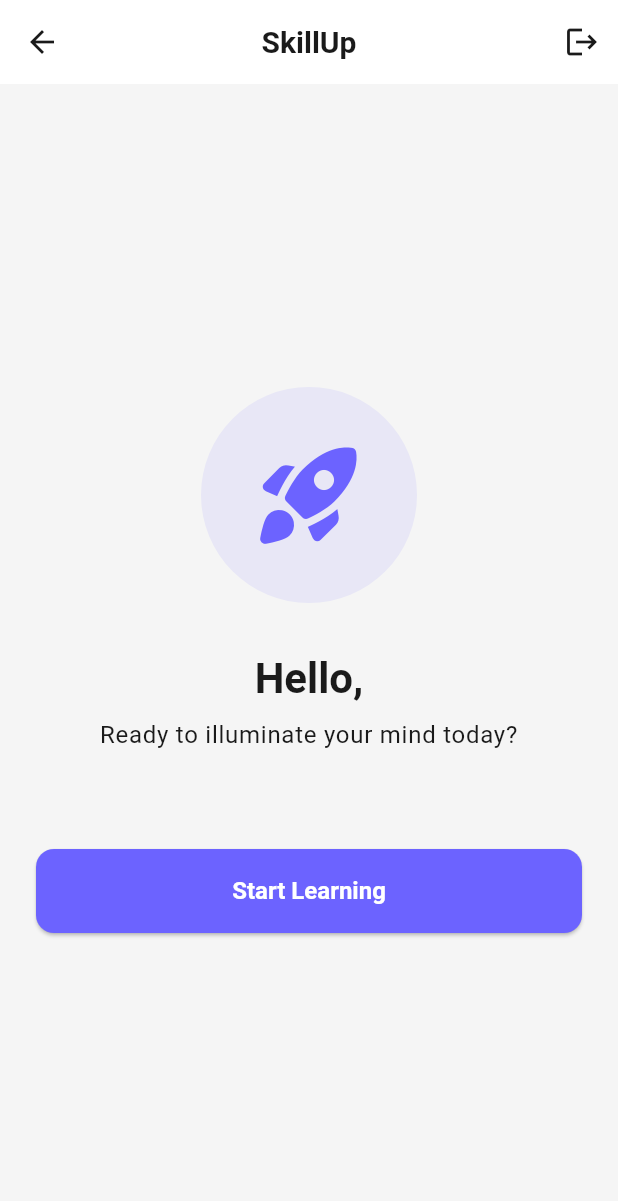
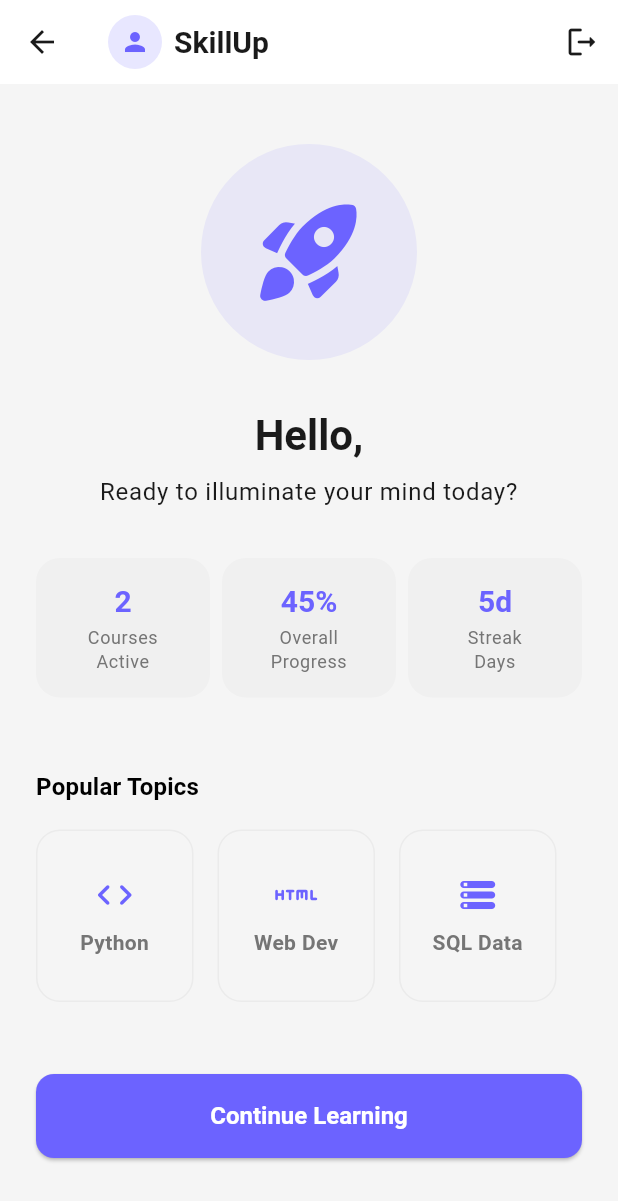
Before and after one commit to ahadulsohag/skill_up, a Flutter app: the HomeScreen screen opened by its route, on a phone screen of 412 x 824 dp. Shown: the top 1201 px of the screen. Run offline on Flutter 3.47's test engine with Material 3 defaults, Android fonts, the phone set to English and light mode, and no system bars.

Commit message:
added more feature to the home screen

```diff
--- a/lib/features/home/presentation/screens/home_screen.dart
+++ b/lib/features/home/presentation/screens/home_screen.dart
@@ -12,22 +12,40 @@ class HomeScreen extends StatelessWidget {
   Widget build(BuildContext context) {
     return Scaffold(
       appBar: AppBar(
-        title: const Text(AppStrings.skillUp),
+        title: Row(
+          children: [
+            CircleAvatar(
+              radius: 18,
+              backgroundColor: AppColors.primary.withAlpha(40),
+              child: const Icon(
+                Icons.person,
+                color: AppColors.primary,
+                size: 20,
+              ),
+            ),
+            const SizedBox(width: AppDimensions.paddingS),
+            const Text(AppStrings.skillUp),
+          ],
+        ),
         actions: [
           IconButton(
-            icon: const Icon(Icons.logout),
+            icon: const Icon(Icons.logout_rounded),
             onPressed: () {
               Navigator.pushReplacementNamed(context, AppRoutes.login);
             },
           ),
         ],
       ),
-      body: Center(
+      // SingleChildScrollView prevents layout crashes/overflows on smaller screens
+      body: SingleChildScrollView(
         child: Padding(
           padding: const EdgeInsets.all(AppDimensions.paddingL),
           child: Column(
-            mainAxisAlignment: MainAxisAlignment.center,
+            crossAxisAlignment: CrossAxisAlignment.center,
             children: [
+              const SizedBox(height: AppDimensions.paddingM),
+
+              // Welcome Hero Illustration Container
               Container(
                 padding: const EdgeInsets.all(AppDimensions.paddingXL),
                 decoration: BoxDecoration(
@@ -41,9 +59,13 @@ class HomeScreen extends StatelessWidget {
                 ),
               ),
               const SizedBox(height: AppDimensions.paddingXL),
+
+              // Greeting Text
               Text(
                 AppStrings.hello,
-                style: Theme.of(context).textTheme.headlineMedium,
+                style: Theme.of(context).textTheme.headlineMedium?.copyWith(
+                  fontWeight: FontWeight.bold,
+                ),
               ),
               const SizedBox(height: AppDimensions.paddingS),
               Text(
@@ -51,9 +73,75 @@ class HomeScreen extends StatelessWidget {
                 textAlign: TextAlign.center,
                 style: Theme.of(context).textTheme.bodyLarge,
               ),
-              const SizedBox(height: AppDimensions.paddingXL * 2),
+
+              const SizedBox(height: AppDimensions.paddingXL),
+
+              // Enhancement 1: Quick Progress/Stats Row
+              Row(
+                mainAxisAlignment: MainAxisAlignment.spaceEvenly,
+                children: [
+                  Expanded(
+                    child: _buildStatCard(context, '2', 'Courses\nActive'),
+                  ),
+                  const SizedBox(width: AppDimensions.paddingS),
+                  Expanded(
+                    child: _buildStatCard(context, '45%', 'Overall\nProgress'),
+                  ),
+                  const SizedBox(width: AppDimensions.paddingS),
+                  Expanded(
+                    child: _buildStatCard(context, '5d', 'Streak\nDays'),
+                  ),
+                ],
+              ),
+
+              const SizedBox(height: AppDimensions.paddingXL * 1.5),
+
+              // Enhancement 2: Section Title for Popular Topics
+              Align(
+                alignment: Alignment.centerLeft,
+                child: Text(
+                  'Popular Topics',
+                  style: Theme.of(context).textTheme.titleMedium?.copyWith(
+                    fontWeight: FontWeight.bold,
+                  ),
+                ),
+              ),
+              const SizedBox(height: AppDimensions.paddingM),
+
+              // Horizontal Topics List
+              SizedBox(
+                height: 115,
+                child: ListView(
+                  scrollDirection: Axis.horizontal,
+                  physics: const BouncingScrollPhysics(),
+                  children: [
+                    _buildTopicCard(
+                      context,
+                      Icons.code_rounded,
+                      'Python',
+                      AppRoutes.pythonBasics,
+                    ),
+                    _buildTopicCard(
+                      context,
+                      Icons.html_rounded,
+                      'Web Dev',
+                      AppRoutes.pythonBasics,
+                    ),
+                    _buildTopicCard(
+                      context,
+                      Icons.storage_rounded,
+                      'SQL Data',
+                      AppRoutes.pythonBasics,
+                    ),
+                  ],
+                ),
+              ),
+
+              const SizedBox(height: AppDimensions.paddingXL * 1.5),
+
+              // Primary CTA Button
               CustomButton(
-                text: 'Start Learning',
+                text: 'Continue Learning',
                 onPressed: () {
                   Navigator.pushNamed(context, AppRoutes.pythonBasics);
                 },
@@ -64,4 +152,72 @@ class HomeScreen extends StatelessWidget {
       ),
     );
   }
+
+  // Helper builder for dynamic statistic chips
+  Widget _buildStatCard(BuildContext context, String value, String label) {
+    return Container(
+      padding: const EdgeInsets.symmetric(vertical: AppDimensions.paddingM),
+      decoration: BoxDecoration(
+        color: Colors.grey.withAlpha(15),
+        borderRadius: BorderRadius.circular(AppDimensions.paddingM),
+      ),
+      child: Column(
+        children: [
+          Text(
+            value,
+            style: Theme.of(context).textTheme.titleLarge?.copyWith(
+              color: AppColors.primary,
+              fontWeight: FontWeight.bold,
+            ),
+          ),
+          const SizedBox(height: 4),
+          Text(
+            label,
+            textAlign: TextAlign.center,
+            style: Theme.of(
+              context,
+            ).textTheme.bodySmall?.copyWith(color: Colors.grey[600]),
+          ),
+        ],
+      ),
+    );
+  }
+
+  // Helper builder for horizontal topic cards
+  Widget _buildTopicCard(
+    BuildContext context,
+    IconData icon,
+    String title,
+    String route,
+  ) {
+    return GestureDetector(
+      onTap: () => Navigator.pushNamed(context, route),
+      child: Container(
+        width: 105,
+        margin: const EdgeInsets.only(right: AppDimensions.paddingM),
+        padding: const EdgeInsets.all(AppDimensions.paddingM),
+        decoration: BoxDecoration(
+          color: Theme.of(context).cardColor,
+          border: Border.all(color: Colors.grey.withAlpha(30)),
+          borderRadius: BorderRadius.circular(AppDimensions.paddingM),
+        ),
+        child: Column(
+          mainAxisAlignment: MainAxisAlignment.center,
+          children: [
+            Icon(icon, color: AppColors.primary, size: 28),
+            const SizedBox(height: AppDimensions.paddingS),
+            Text(
+              title,
+              textAlign: TextAlign.center,
+              style: Theme.of(
+                context,
+              ).textTheme.bodyMedium?.copyWith(fontWeight: FontWeight.w600),
+              maxLines: 1,
+              overflow: TextOverflow.ellipsis,
+            ),
+          ],
+        ),
+      ),
+    );
+  }
 }
--- a/lib/features/main/presentation/screens/profile_screen.dart
+++ b/lib/features/main/presentation/screens/profile_screen.dart
@@ -9,9 +9,7 @@ class ProfileScreen extends StatelessWidget {
   @override
   Widget build(BuildContext context) {
     return Scaffold(
-      appBar: AppBar(
-        title: const Text('Profile'),
-      ),
+      appBar: AppBar(title: const Text('Profile')),
       body: SingleChildScrollView(
         padding: const EdgeInsets.all(AppDimensions.paddingL),
         child: Column(
@@ -23,14 +21,14 @@ class ProfileScreen extends StatelessWidget {
             ),
             const SizedBox(height: AppDimensions.paddingL),
             const Text(
-              'Alex Rivera',
+              'Sohag',
               style: TextStyle(
                 fontSize: AppDimensions.fontXL,
                 fontWeight: FontWeight.bold,
               ),
             ),
             const Text(
-              'alex.rivera@university.edu',
+              'sohag.223071151@smuct.ac.bd',
               style: TextStyle(color: AppColors.textSecondary),
             ),
             const SizedBox(height: AppDimensions.paddingXL),
@@ -52,8 +50,12 @@ class ProfileScreen extends StatelessWidget {
     );
   }
 
-  Widget _buildProfileOption(IconData icon, String title,
-      {Color? textColor, VoidCallback? onTap}) {
+  Widget _buildProfileOption(
+    IconData icon,
+    String title, {
+    Color? textColor,
+    VoidCallback? onTap,
+  }) {
     return ListTile(
       leading: Icon(icon, color: textColor ?? AppColors.textPrimary),
       title: Text(
```
